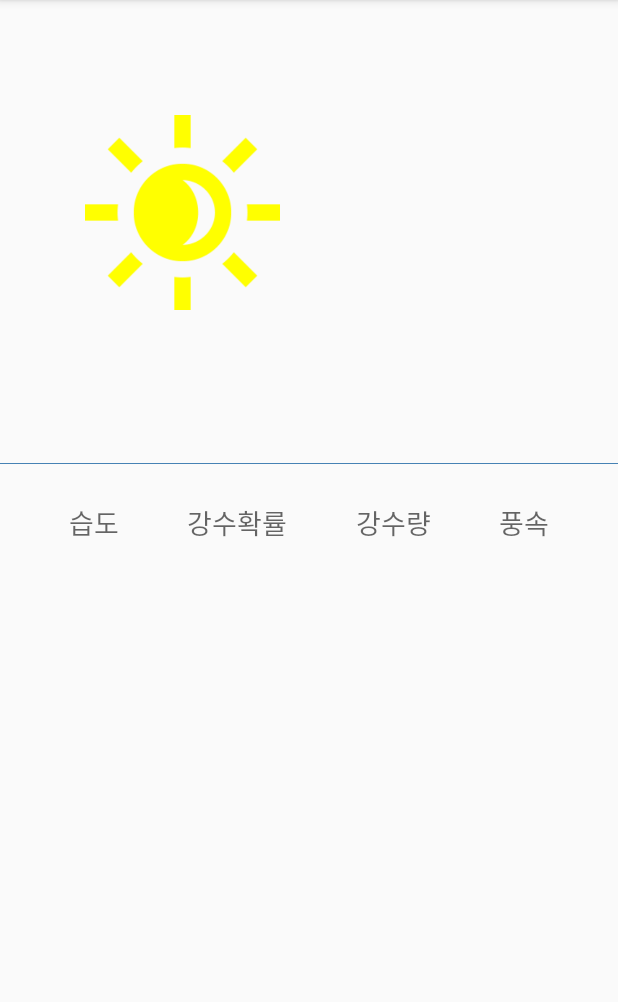
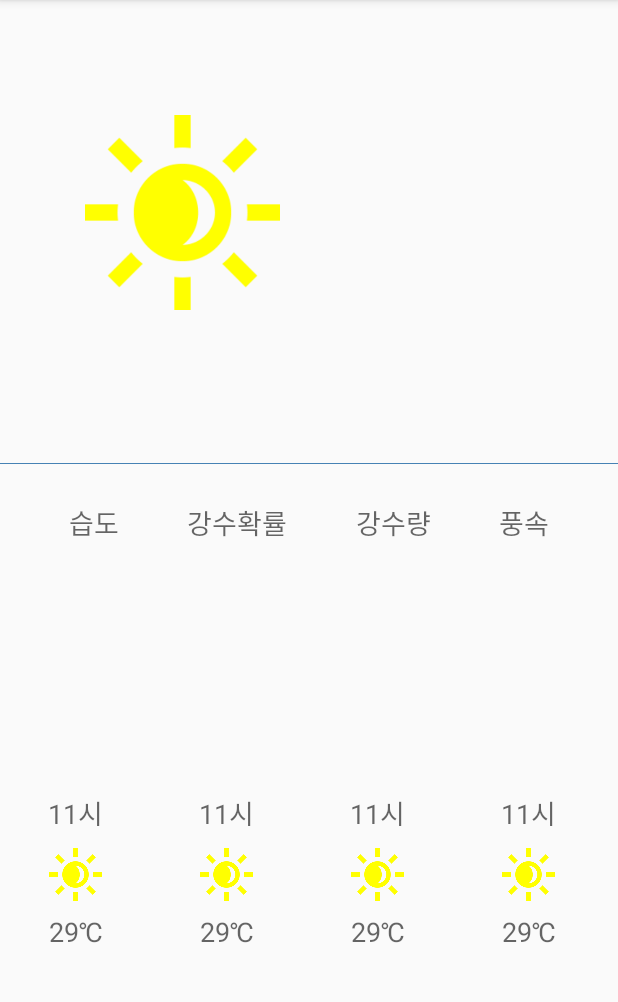
Before and after one commit to hisungwoo/HiWeather, an Android app: the screen it shows after launch (MainActivity), on a phone screen of 412 x 824 dp, the part 84-1086 px from its top. Run offline under Robolectric (Android 15) with nearby library versions, the light colour scheme and no system bars; libraries missing offline, so code that uses them is left out: com.gun0912.tedpermission, javax.annotation; 2 statements that could not run were skipped.

Commit message:
recyclerView 추가

```diff
--- a/app/build.gradle
+++ b/app/build.gradle
@@ -39,7 +39,7 @@ dependencies {
     implementation'com.squareup.retrofit2:converter-moshi:2.9.0'
     implementation'com.squareup.retrofit2:retrofit:2.9.0'
     implementation 'javax.annotation:javax.annotation-api:1.3.2'
-
+    implementation "androidx.recyclerview:recyclerview:1.2.1"
     implementation 'com.google.android.gms:play-services-location:18.0.0'
     implementation 'gun0912.ted:tedpermission:2.2.3'
 
--- a/app/src/main/java/org/ganache/hiweather/MainActivity.java
+++ b/app/src/main/java/org/ganache/hiweather/MainActivity.java
@@ -14,16 +14,20 @@ import com.google.android.gms.tasks.OnSuccessListener;
 import com.gun0912.tedpermission.PermissionListener;
 import com.gun0912.tedpermission.TedPermission;
 
+import org.ganache.hiweather.adapter.WeatherAdapter;
 import org.ganache.hiweather.model.Example;
 import org.ganache.hiweather.model.Item;
 import org.ganache.hiweather.model.LatXLngY;
 import org.ganache.hiweather.retrofit.WeatherService;
 
 import java.text.SimpleDateFormat;
+import java.util.ArrayList;
 import java.util.Date;
 import java.util.List;
 
 import androidx.appcompat.app.AppCompatActivity;
+import androidx.recyclerview.widget.LinearLayoutManager;
+import androidx.recyclerview.widget.RecyclerView;
 import retrofit2.Call;
 import retrofit2.Callback;
 import retrofit2.Response;
@@ -149,6 +153,33 @@ public class MainActivity extends AppCompatActivity {
                 });
 
 
+        RecyclerView recyclerView = findViewById(R.id.recycler_view);
+        recyclerView.setLayoutManager(new LinearLayoutManager(this, RecyclerView.HORIZONTAL, false));
+
+        WeatherAdapter adapter = new WeatherAdapter();
+        recyclerView.setAdapter(adapter);
+
+        List<Item> test = new ArrayList<>();
+
+        Item dd = new Item();
+        dd.setBaseTime("11시");
+        dd.setCategory("29℃");
+
+        test.add(dd);
+        test.add(dd);
+        test.add(dd);
+        test.add(dd);
+        test.add(dd);
+        test.add(dd);
+        test.add(dd);
+        test.add(dd);
+        test.add(dd);
+        test.add(dd);
+        test.add(dd);
+        test.add(dd);
+
+        adapter.updateItems(test);
+
 
     }
 
@@ -158,78 +189,90 @@ public class MainActivity extends AppCompatActivity {
                 .addConverterFactory(MoshiConverterFactory.create())
                 .build();
 
-
-
         WeatherService service = retrofit.create(WeatherService.class);
-        Call<Example> reposCall = service.listRepos("JSON", nowDay, nowTime, gridXy.x, gridXy.y, "100");
+        Call<Example> reposCall = service.listRepos("JSON", nowDay, nowTime, gridXy.x, gridXy.y, "250");
         reposCall.enqueue(new Callback<Example>() {
             @Override
             public void onResponse(Call<Example> call, Response<Example> response) {
                 if(response.isSuccessful()) {
                     Log.d("debug_test", "레트로핏 성공");
 
-                    if (response.body().getResponse() != null) {
+
+                    if (response.body() != null && response.body().getResponse() != null) {
                         List<Item> items = response.body().getResponse().getBody().getItems().getItem();
-                        String fcDate = items.get(0).getFcstDate();
-                        String fcTime = items.get(0).getBaseTime();
+                        String nowFcDate = items.get(0).getFcstDate();
+                        String nowFcTime = items.get(0).getFcstTime();
 
-                        Log.d("fcDate", "fcDate = " + fcDate);
-                        Log.d("fcTime", "fcTime = " + fcTime);
+                        Log.d("nowFcDate", "nowFcDate = " + nowFcDate);
+                        Log.d("nowFcTime", "nowFcTime = " + nowFcTime);
 
-                        for (int i = 0 ; i < items.size() ; i++) {
-                            if (items.get(i).getCategory().equals("PTY") && items.get(i).getFcstDate().equals(nowDay) && items.get(i).getFcstTime().equals(fcTime)) {
+                        for (int i = 0; i < items.size(); i++) {
+                            if (items.get(i).getCategory().equals("PTY") && items.get(i).getFcstDate().equals(nowFcDate) && items.get(i).getFcstTime().equals(nowFcTime)) {
                                 //강수형태 :  없음(0), 비(1), 비/눈(2), 눈(3), 소나기(4), 빗방울(5), 빗방울/눈날림(6), 눈날림(7)
                                 switch (String.valueOf(Math.round(items.get(i).getFcstValue()))) {
-                                    case "0" : pty = "없음";
+                                    case "0":
+                                        pty = "없음";
                                         break;
-                                    case "1" : pty = "비";
+                                    case "1":
+                                        pty = "비";
                                         break;
-                                    case "2" : pty = "비/눈";
+                                    case "2":
+                                        pty = "비/눈";
                                         break;
-                                    case "3" : pty = "눈";
+                                    case "3":
+                                        pty = "눈";
                                         break;
-                                    case "4" : pty = "소나기";
+                                    case "4":
+                                        pty = "소나기";
                                         break;
-                                    case "5" : pty = "빗방울";
+                                    case "5":
+                                        pty = "빗방울";
                                         break;
-                                    case "6" : pty = "빗방울/눈날림";
+                                    case "6":
+                                        pty = "빗방울/눈날림";
                                         break;
-                                    case "7" : pty = "눈날림";
+                                    case "7":
+                                        pty = "눈날림";
                                         break;
-                                    default : pty = "알수없음";
+                                    default:
+                                        pty = "알수없음";
                                         break;
                                 }
-                            } else if (items.get(i).getCategory().equals("SKY") && items.get(i).getFcstDate().equals(nowDay) && items.get(i).getFcstTime().equals(fcTime)) {
+                            } else if (items.get(i).getCategory().equals("SKY") && items.get(i).getFcstDate().equals(nowFcDate) && items.get(i).getFcstTime().equals(nowFcTime)) {
                                 // 구름 상태 : 맑음(1), 구름많음(3), 흐림(4)
                                 sky = String.valueOf(Math.round(items.get(i).getFcstValue()));
-                            } else if (items.get(i).getCategory().equals("T3H") && items.get(i).getFcstDate().equals(nowDay) && items.get(i).getFcstTime().equals(fcTime)) {
+                            } else if (items.get(i).getCategory().equals("T3H") && items.get(i).getFcstDate().equals(nowFcDate) && items.get(i).getFcstTime().equals(nowFcTime)) {
                                 // 3시간 기온
                                 t3h = String.valueOf(Math.round(items.get(i).getFcstValue()));
-                            } else if (items.get(i).getCategory().equals("POP") && items.get(i).getFcstDate().equals(nowDay) && items.get(i).getFcstTime().equals(fcTime)) {
+                            } else if (items.get(i).getCategory().equals("POP") && items.get(i).getFcstDate().equals(nowFcDate) && items.get(i).getFcstTime().equals(nowFcTime)) {
                                 // 강수확률
                                 pop = String.valueOf(Math.round(items.get(i).getFcstValue()));
-                            } else if (items.get(i).getCategory().equals("WSD") && items.get(i).getFcstDate().equals(nowDay) && items.get(i).getFcstTime().equals(fcTime)) {
+                            } else if (items.get(i).getCategory().equals("WSD") && items.get(i).getFcstDate().equals(nowFcDate) && items.get(i).getFcstTime().equals(nowFcTime)) {
                                 // 풍속
                                 wsd = items.get(i).getFcstValue();
-                            } else if (items.get(i).getCategory().equals("REH") && items.get(i).getFcstDate().equals(nowDay) && items.get(i).getFcstTime().equals(fcTime)) {
+                            } else if (items.get(i).getCategory().equals("REH") && items.get(i).getFcstDate().equals(nowFcDate) && items.get(i).getFcstTime().equals(nowFcTime)) {
                                 // 습도
                                 reh = String.valueOf(Math.round(items.get(i).getFcstValue()));
-                            } else if (items.get(i).getCategory().equals("R06") && items.get(i).getFcstDate().equals(nowDay) && items.get(i).getFcstTime().equals(fcTime)) {
+                            } else if (items.get(i).getCategory().equals("R06") && items.get(i).getFcstDate().equals(nowFcDate) && items.get(i).getFcstTime().equals(nowFcTime)) {
                                 // 강수량
                                 r06 = String.valueOf(Math.round(items.get(i).getFcstValue()));
                             }
                         }
 
-                        if (pty == "없음") {
+                        if (pty.equals("없음")) {
                             // 구름 상태 : 맑음(1), 구름많음(3), 흐림(4)
-                            switch(sky) {
-                                case "1" : sky = "맑음";
+                            switch (sky) {
+                                case "1":
+                                    sky = "맑음";
                                     break;
-                                case "3" : sky = "구름많음";
+                                case "3":
+                                    sky = "구름많음";
                                     break;
-                                case "4" : sky = "흐림";
+                                case "4":
+                                    sky = "흐림";
                                     break;
-                                default : sky = pty;
+                                default:
+                                    sky = pty;
                                     break;
                             }
 
--- /dev/null
+++ b/app/src/main/java/org/ganache/hiweather/adapter/WeatherAdapter.java
@@ -0,0 +1,67 @@
+package org.ganache.hiweather.adapter;
+
+import android.view.LayoutInflater;
+import android.view.View;
+import android.view.ViewGroup;
+import android.widget.ImageView;
+import android.widget.TextView;
+
+import org.ganache.hiweather.R;
+import org.ganache.hiweather.model.Item;
+
+import java.util.ArrayList;
+import java.util.List;
+
+import androidx.annotation.NonNull;
+import androidx.recyclerview.widget.RecyclerView;
+
+public class WeatherAdapter extends RecyclerView.Adapter<WeatherAdapter.WeatherViewHolder> {
+    private List<Item> items = new ArrayList<>();
+
+
+    // 아이템 뷰 정보를 가지고 있는 클래스
+    static class WeatherViewHolder extends RecyclerView.ViewHolder {
+        private TextView itemTimeView;
+        private ImageView itemImgView;
+        private TextView itemT3hView;
+
+
+        public WeatherViewHolder(View view) {
+            super(view);
+            itemTimeView = (TextView) view.findViewById(R.id.item_time_tv);
+            itemT3hView = (TextView) view.findViewById(R.id.item_t3h_tv);
+        }
+
+        public TextView getTextView() {
+            return itemTimeView;
+        }
+    }
+
+    public void updateItems(List<Item> dataSet) {
+        items = dataSet;
+        notifyDataSetChanged();
+    }
+
+    @NonNull
+    @Override
+    public WeatherViewHolder onCreateViewHolder(ViewGroup viewGroup, int viewType) {
+        View view = LayoutInflater.from(viewGroup.getContext())
+                .inflate(R.layout.item_weather, viewGroup, false);
+
+        return new WeatherViewHolder(view);
+    }
+
+    // Replace the contents of a view (invoked by the layout manager)
+    @Override
+    public void onBindViewHolder(WeatherViewHolder holder, final int position) {
+        Item item = items.get(position);
+        holder.itemTimeView.setText(item.getBaseTime());
+        holder.itemT3hView.setText(item.getCategory());
+    }
+
+    // Return the size of your dataset (invoked by the layout manager)
+    @Override
+    public int getItemCount() {
+        return items.size();
+    }
+}
--- a/app/src/main/res/layout/activity_main.xml
+++ b/app/src/main/res/layout/activity_main.xml
@@ -71,40 +71,40 @@
         android:layout_marginTop="25dp"
         android:text="습도"
         android:textAppearance="@style/TextAppearance.AppCompat.Medium"
+        app:layout_constraintEnd_toStartOf="@+id/pop_title"
         app:layout_constraintHorizontal_chainStyle="spread"
-        app:layout_constraintTop_toBottomOf="@+id/line"
-        app:layout_constraintEnd_toStartOf="@+id/pop_title"
-        app:layout_constraintStart_toStartOf="parent" />
+        app:layout_constraintStart_toStartOf="parent"
+        app:layout_constraintTop_toBottomOf="@+id/line" />
 
     <TextView
         android:id="@+id/pop_title"
         android:layout_width="wrap_content"
         android:layout_height="wrap_content"
+        android:text="강수확률"
         android:textAppearance="@style/TextAppearance.AppCompat.Medium"
-        app:layout_constraintTop_toTopOf="@+id/reh_title"
         app:layout_constraintEnd_toStartOf="@+id/r06_title"
         app:layout_constraintStart_toEndOf="@+id/reh_title"
-        android:text="강수확률" />
+        app:layout_constraintTop_toTopOf="@+id/reh_title" />
 
     <TextView
         android:id="@+id/r06_title"
         android:layout_width="wrap_content"
         android:layout_height="wrap_content"
+        android:text="강수량"
         android:textAppearance="@style/TextAppearance.AppCompat.Medium"
-        app:layout_constraintTop_toTopOf="@+id/reh_title"
         app:layout_constraintEnd_toStartOf="@id/wsd_title"
         app:layout_constraintStart_toEndOf="@+id/pop_title"
-        android:text="강수량" />
+        app:layout_constraintTop_toTopOf="@+id/reh_title" />
 
     <TextView
         android:id="@+id/wsd_title"
         android:layout_width="wrap_content"
         android:layout_height="wrap_content"
+        android:text="풍속"
         android:textAppearance="@style/TextAppearance.AppCompat.Medium"
-        app:layout_constraintTop_toTopOf="@id/reh_title"
+        app:layout_constraintEnd_toEndOf="parent"
         app:layout_constraintStart_toEndOf="@id/r06_title"
-        app:layout_constraintEnd_toEndOf="parent"
-        android:text="풍속" />
+        app:layout_constraintTop_toTopOf="@id/reh_title" />
 
     <TextView
         android:id="@+id/reh"
@@ -143,5 +143,14 @@
         app:layout_constraintEnd_toEndOf="@+id/wsd_title"
         tools:text="풍속" />
 
+    <androidx.recyclerview.widget.RecyclerView
+        android:id="@+id/recycler_view"
+        android:layout_width="0dp"
+        android:layout_height="wrap_content"
+        app:layout_constraintBottom_toBottomOf="parent"
+        app:layout_constraintEnd_toEndOf="parent"
+        app:layout_constraintStart_toStartOf="parent"
+        app:layout_constraintTop_toBottomOf="@+id/reh" />
+
 
 </androidx.constraintlayout.widget.ConstraintLayout>
--- /dev/null
+++ b/app/src/main/res/layout/item_weather.xml
@@ -0,0 +1,44 @@
+<?xml version="1.0" encoding="utf-8"?>
+<androidx.constraintlayout.widget.ConstraintLayout xmlns:android="http://schemas.android.com/apk/res/android"
+    xmlns:app="http://schemas.android.com/apk/res-auto"
+    xmlns:tools="http://schemas.android.com/tools"
+    android:layout_width="wrap_content"
+    android:layout_height="wrap_content">
+
+    <TextView
+        android:id="@+id/item_time_tv"
+        android:layout_width="wrap_content"
+        android:layout_height="wrap_content"
+        android:layout_marginStart="32dp"
+        android:layout_marginTop="32dp"
+        android:layout_marginEnd="32dp"
+        android:textAppearance="@style/TextAppearance.AppCompat.Medium"
+        app:layout_constraintEnd_toEndOf="parent"
+        app:layout_constraintStart_toStartOf="parent"
+        app:layout_constraintTop_toTopOf="parent"
+        tools:text="시간" />
+
+    <ImageView
+        android:id="@+id/item_img_iv"
+        android:layout_width="35dp"
+        android:layout_height="35dp"
+        android:layout_marginTop="10dp"
+        android:contentDescription="@string/non_image"
+        app:layout_constraintEnd_toEndOf="@+id/item_time_tv"
+        app:layout_constraintStart_toStartOf="@+id/item_time_tv"
+        app:layout_constraintTop_toBottomOf="@+id/item_time_tv"
+        app:srcCompat="@drawable/sunny" />
+
+    <TextView
+        android:id="@+id/item_t3h_tv"
+        android:layout_width="wrap_content"
+        android:layout_height="wrap_content"
+        android:layout_marginTop="8dp"
+        android:layout_marginBottom="32dp"
+        android:textAppearance="@style/TextAppearance.AppCompat.Medium"
+        app:layout_constraintBottom_toBottomOf="parent"
+        app:layout_constraintEnd_toEndOf="@+id/item_img_iv"
+        app:layout_constraintStart_toStartOf="@+id/item_img_iv"
+        app:layout_constraintTop_toBottomOf="@+id/item_img_iv"
+        tools:text="기온" />
+</androidx.constraintlayout.widget.ConstraintLayout>
```
